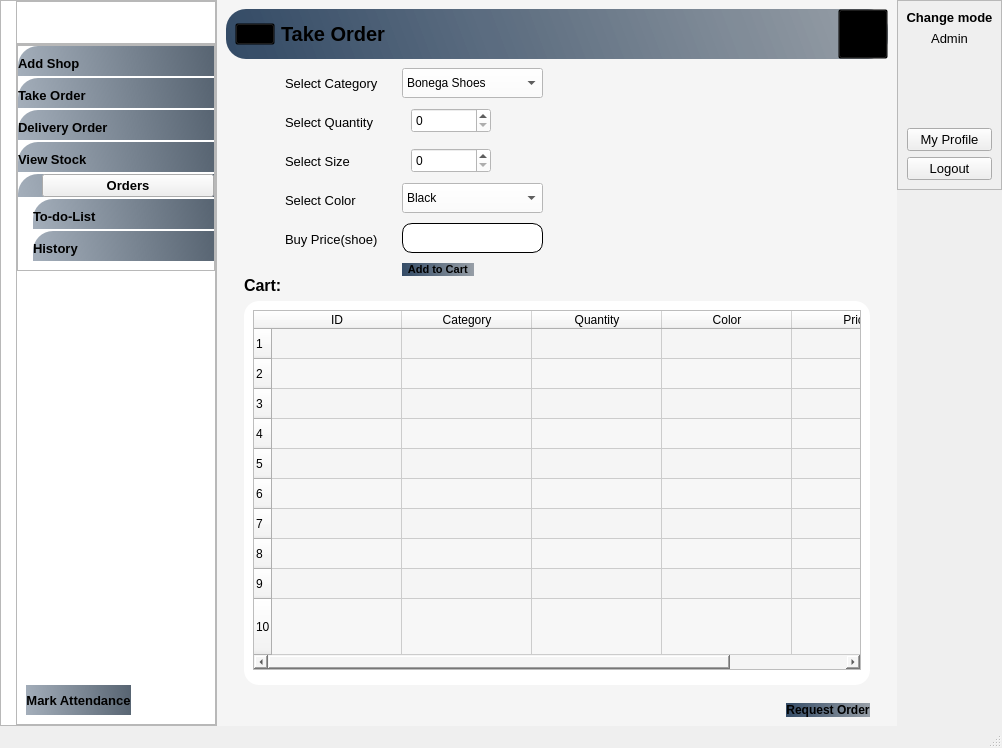
This is Rider.ui in mukarramdaniel/Distribution-System_Python as Qt 5 draws it before an edit. The edited form follows.
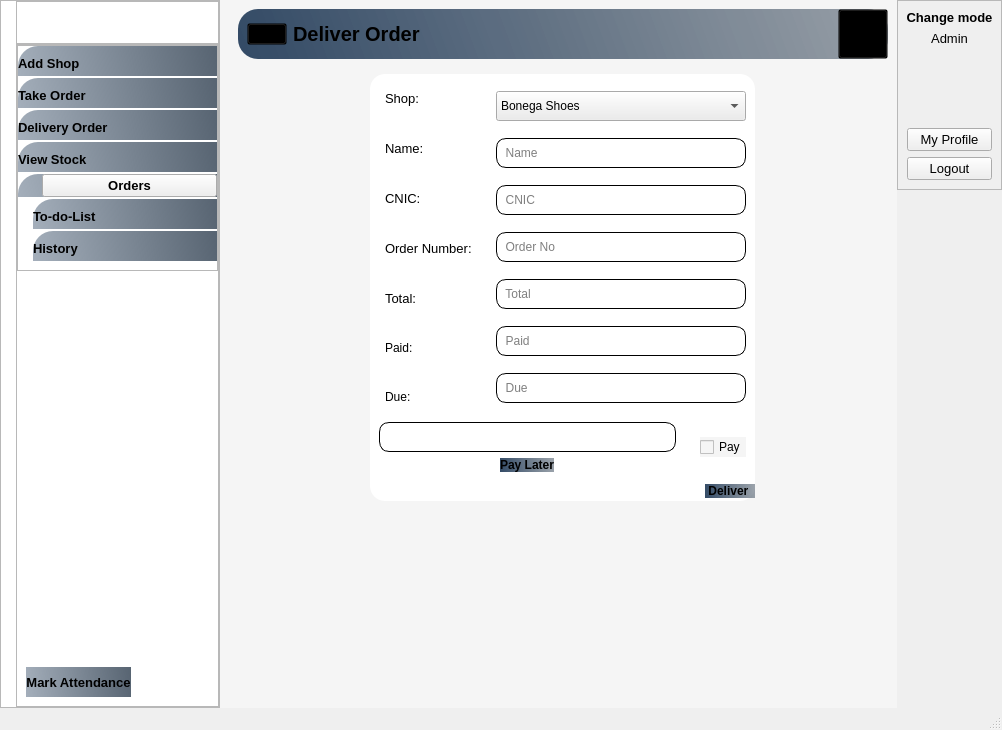
This is the edited form. The open tabs and pages were chosen to show the change. Icons and pictures are not drawn.

Diff of the .ui file:
```diff
--- a/Rider.ui
+++ b/Rider.ui
@@ -7,7 +7,7 @@
     <x>0</x>
     <y>0</y>
     <width>1002</width>
-    <height>748</height>
+    <height>730</height>
    </rect>
   </property>
   <property name="windowTitle">
@@ -593,9 +593,9 @@
        <number>1</number>
       </property>
       <property name="currentIndex">
-       <number>1</number>
+       <number>0</number>
       </property>
-      <widget class="QWidget" name="page_TakeOrder">
+      <widget class="QWidget" name="page_DeliverOrder">
        <property name="styleSheet">
         <string notr="true">*{
 background-color:#f5f5f5;
@@ -605,42 +605,45 @@
  border-radius: 20px;
 }
 
-#txt_PriceperShoes,#txt_PayableAmount{
+#txt_Due,#txt_Name_3,#txt_Cnic_3,#txt_OrderNumber,#txt_Total_2,#txt_Paid,#lineEdit_4{
 background-color:#fff;
 border-radius: 10px;
 border: 1px solid #000000
 }
-#btn_AddtoCart,#btn_RequestOrder{
+#btn_PayLater,#btn_Deliver{
 background-color:qlineargradient(spread:pad,x1:0,y1:0.505682,x2:1,y2:0.477,stop:0 rgba(20,47,78,219),stop:1 rgba(85,98,112,150));
  border-radius: 15px;
 }
-#widget_45,QLabel,QPushButton,#widget_46,#Table_BuyCart{
+#widget_45,QLabel,QPushButton,#widget_46,#Table_BuyCart,QFrame{
 background:transparent;
 }
 QComboBox,QSpinBox{
 background-color:#ffffff;
 }
-#widget_55{
-background-color:#ffffff;
+#widget_47{
+background-color:#fff;
  border-radius: 15px;
 }
-#btn_AddtoCart:hover,#btn_RequestOrder:hover{
+#btn_PayLater:hover,#btn_Deliver:hover{
 background-color:#ececec;
 }
 #accountBtn_7:hover{
 background-color:#ececec;
  border-radius: 20px;
+}
+#cmb_ShopName{
+background-color:#ececec;
 }</string>
        </property>
        <layout class="QHBoxLayout" name="horizontalLayout_65">
-        <item>
+        <item alignment="Qt::AlignTop">
          <widget class="QWidget" name="widget_44" native="true">
           <layout class="QVBoxLayout" name="verticalLayout_48">
            <property name="spacing">
-            <number>0</number>
+            <number>15</number>
            </property>
            <property name="leftMargin">
-            <number>0</number>
+            <number>9</number>
            </property>
            <property name="topMargin">
             <number>0</number>
@@ -649,7 +652,7 @@
             <number>0</number>
            </property>
            <property name="bottomMargin">
-            <number>0</number>
+            <number>9</number>
            </property>
            <item alignment="Qt::AlignTop">
             <widget class="QWidget" name="HeaderFrame_6" native="true">
@@ -708,7 +711,7 @@
                     </font>
                    </property>
                    <property name="text">
-                    <string>Take Order</string>
+                    <string>Deliver Order</string>
                    </property>
                   </widget>
                  </item>
@@ -762,23 +765,47 @@
              </layout>
             </widget>
            </item>
-           <item>
+           <item alignment="Qt::AlignHCenter">
             <widget class="QWidget" name="widget_47" native="true">
-             <layout class="QHBoxLayout" name="horizontalLayout_69">
+             <layout class="QVBoxLayout" name="verticalLayout_34">
+              <property name="spacing">
+               <number>0</number>
+              </property>
+              <property name="leftMargin">
+               <number>0</number>
+              </property>
               <property name="topMargin">
                <number>0</number>
               </property>
+              <property name="rightMargin">
+               <number>0</number>
+              </property>
               <property name="bottomMargin">
                <number>0</number>
               </property>
-              <item alignment="Qt::AlignHCenter|Qt::AlignTop">
-               <widget class="QWidget" name="widget_49" native="true">
+              <item>
+               <widget class="QFrame" name="frame_51">
+                <layout class="QHBoxLayout" name="horizontalLayout_19">
+                 <property name="leftMargin">
+                  <number>0</number>
+                 </property>
+                 <property name="topMargin">
+                  <number>0</number>
+                 </property>
+                 <property name="rightMargin">
+                  <number>0</number>
+                 </property>
+                 <property name="bottomMargin">
+                  <number>0</number>
+                 </property>
+                 <item>
+                  <widget class="QFrame" name="frame_49">
                 <layout class="QVBoxLayout" name="verticalLayout_49">
                  <property name="spacing">
-                  <number>24</number>
+                     <number>35</number>
                  </property>
                  <property name="leftMargin">
-                  <number>50</number>
+                     <number>15</number>
                  </property>
                  <property name="topMargin">
                   <number>17</number>
@@ -791,7 +818,7 @@
                     </font>
                    </property>
                    <property name="text">
-                    <string>Select Category</string>
+                       <string>Shop:</string>
                    </property>
                   </widget>
                  </item>
@@ -803,7 +830,7 @@
                     </font>
                    </property>
                    <property name="text">
-                    <string>Select Quantity</string>
+                       <string>Name:</string>
                    </property>
                   </widget>
                  </item>
@@ -815,7 +842,7 @@
                     </font>
                    </property>
                    <property name="text">
-                    <string>Select Size</string>
+                       <string>CNIC:</string>
                    </property>
                   </widget>
                  </item>
@@ -827,7 +854,7 @@
                     </font>
                    </property>
                    <property name="text">
-                    <string>Select Color</string>
+                       <string>Order Number:</string>
                    </property>
                   </widget>
                  </item>
@@ -839,7 +866,21 @@
                     </font>
                    </property>
                    <property name="text">
-                    <string>Buy Price(shoe)</string>
+                       <string>Total:</string>
+                      </property>
+                     </widget>
+                    </item>
+                    <item>
+                     <widget class="QLabel" name="label_48">
+                      <property name="text">
+                       <string>Paid:</string>
+                      </property>
+                     </widget>
+                    </item>
+                    <item>
+                     <widget class="QLabel" name="label_50">
+                      <property name="text">
+                       <string>Due:</string>
                    </property>
                   </widget>
                  </item>
@@ -847,16 +888,22 @@
                </widget>
               </item>
               <item>
-               <widget class="QWidget" name="widget_50" native="true">
+                  <widget class="QFrame" name="frame_50">
+                   <property name="sizePolicy">
+                    <sizepolicy hsizetype="Preferred" vsizetype="Preferred">
+                     <horstretch>0</horstretch>
+                     <verstretch>0</verstretch>
+                    </sizepolicy>
+                   </property>
                 <layout class="QVBoxLayout" name="verticalLayout_50">
                  <property name="spacing">
-                  <number>10</number>
+                     <number>9</number>
                  </property>
                  <property name="bottomMargin">
                   <number>0</number>
                  </property>
                  <item>
-                  <widget class="QComboBox" name="cmb_Category">
+                     <widget class="QComboBox" name="cmb_ShopName">
                    <property name="minimumSize">
                     <size>
                      <width>0</width>
@@ -940,73 +987,140 @@
                    </item>
                   </widget>
                  </item>
-                 <item alignment="Qt::AlignLeft|Qt::AlignTop">
-                  <widget class="QWidget" name="widget_52" native="true">
-                   <layout class="QVBoxLayout" name="verticalLayout_51">
-                    <property name="spacing">
-                     <number>15</number>
+                    <item>
+                     <widget class="QLineEdit" name="txt_Name_3">
+                      <property name="minimumSize">
+                       <size>
+                        <width>250</width>
+                        <height>30</height>
+                       </size>
+                      </property>
+                      <property name="readOnly">
+                       <bool>true</bool>
+                      </property>
+                      <property name="placeholderText">
+                       <string>  Name</string>
+                      </property>
+                     </widget>
+                    </item>
+                    <item>
+                     <widget class="QLineEdit" name="txt_Cnic_3">
+                      <property name="minimumSize">
+                       <size>
+                        <width>0</width>
+                        <height>30</height>
+                       </size>
+                      </property>
+                      <property name="readOnly">
+                       <bool>true</bool>
+                      </property>
+                      <property name="placeholderText">
+                       <string>  CNIC</string>
+                      </property>
+                     </widget>
+                    </item>
+                    <item>
+                     <widget class="QLineEdit" name="txt_OrderNumber">
+                      <property name="minimumSize">
+                       <size>
+                        <width>0</width>
+                        <height>30</height>
+                       </size>
+                      </property>
+                      <property name="readOnly">
+                       <bool>true</bool>
+                      </property>
+                      <property name="placeholderText">
+                       <string>  Order No</string>
+                      </property>
+                     </widget>
+                    </item>
+                    <item>
+                     <widget class="QLineEdit" name="txt_Total_2">
+                      <property name="minimumSize">
+                       <size>
+                        <width>0</width>
+                        <height>30</height>
+                       </size>
+                      </property>
+                      <property name="readOnly">
+                       <bool>true</bool>
+                      </property>
+                      <property name="placeholderText">
+                       <string>  Total</string>
+                      </property>
+                     </widget>
+                    </item>
+                    <item>
+                     <widget class="QLineEdit" name="txt_Paid">
+                      <property name="minimumSize">
+                       <size>
+                        <width>0</width>
+                        <height>30</height>
+                       </size>
+                      </property>
+                      <property name="readOnly">
+                       <bool>true</bool>
+                      </property>
+                      <property name="placeholderText">
+                       <string>  Paid</string>
+                      </property>
+                     </widget>
+                    </item>
+                    <item>
+                     <widget class="QLineEdit" name="txt_Due">
+                      <property name="minimumSize">
+                       <size>
+                        <width>0</width>
+                        <height>30</height>
+                       </size>
+                      </property>
+                      <property name="readOnly">
+                       <bool>true</bool>
+                      </property>
+                      <property name="placeholderText">
+                       <string>  Due</string>
+                      </property>
+                     </widget>
+                    </item>
+                   </layout>
+                  </widget>
+                 </item>
+                </layout>
+               </widget>
+              </item>
+              <item>
+               <widget class="QFrame" name="frame_48">
+                <property name="minimumSize">
+                 <size>
+                  <width>0</width>
+                  <height>0</height>
+                 </size>
+                </property>
+                <layout class="QHBoxLayout" name="horizontalLayout_20">
+                 <property name="leftMargin">
+                  <number>0</number>
                     </property>
                     <property name="topMargin">
                      <number>0</number>
                     </property>
+                 <property name="rightMargin">
+                  <number>0</number>
+                 </property>
                     <property name="bottomMargin">
                      <number>0</number>
                     </property>
                     <item>
-                     <widget class="QSpinBox" name="spb_Quantity">
+                  <widget class="QFrame" name="frame_52">
                       <property name="minimumSize">
                        <size>
-                        <width>80</width>
-                        <height>25</height>
-                       </size>
-                      </property>
-                     </widget>
-                    </item>
-                    <item>
-                     <widget class="QSpinBox" name="spb_Size">
-                      <property name="minimumSize">
-                       <size>
-                        <width>50</width>
-                        <height>25</height>
-                       </size>
-                      </property>
-                     </widget>
-                    </item>
-                   </layout>
-                  </widget>
-                 </item>
-                 <item>
-                  <widget class="QComboBox" name="cmb_Color">
-                   <property name="minimumSize">
-                    <size>
                      <width>0</width>
-                     <height>30</height>
+                     <height>20</height>
                     </size>
                    </property>
+                   <layout class="QVBoxLayout" name="verticalLayout_35">
                    <item>
-                    <property name="text">
-                     <string>Black</string>
-                    </property>
-                   </item>
-                   <item>
-                    <property name="text">
-                     <string>Red</string>
-                    </property>
-                   </item>
-                   <item>
-                    <property name="text">
-                     <string>White</string>
-                    </property>
-                   </item>
-                   <item>
-                    <property name="text">
-                     <string>Grey</string>
-                    </property>
-                   </item>
-                  </widget>
-                 </item>
-                 <item>
-                  <widget class="QLineEdit" name="txt_PriceperShoes">
+                     <widget class="QLineEdit" name="lineEdit_4">
                    <property name="minimumSize">
                     <size>
                      <width>0</width>
@@ -1015,21 +1129,20 @@
                    </property>
                   </widget>
                  </item>
-                 <item alignment="Qt::AlignLeft|Qt::AlignTop">
-                  <widget class="QPushButton" name="btn_AddtoCart">
+                    <item alignment="Qt::AlignHCenter">
+                     <widget class="QPushButton" name="btn_PayLater">
                    <property name="font">
                     <font>
-                     <pointsize>8</pointsize>
                      <weight>75</weight>
                      <bold>true</bold>
                     </font>
                    </property>
                    <property name="text">
-                    <string>  Add to Cart  </string>
+                       <string>Pay Later</string>
                    </property>
                    <property name="icon">
                     <iconset resource="Resource.qrc">
-                     <normaloff>:/White Icons/Graphics/featherBlack/shopping-cart.png</normaloff>:/White Icons/Graphics/featherBlack/shopping-cart.png</iconset>
+                        <normaloff>:/White Icons/Graphics/featherBlack/wallet.png</normaloff>:/White Icons/Graphics/featherBlack/wallet.png</iconset>
                    </property>
                    <property name="iconSize">
                     <size>
@@ -1043,151 +1156,44 @@
                </widget>
               </item>
               <item>
-               <widget class="QWidget" name="widget_51" native="true">
-                <layout class="QHBoxLayout" name="horizontalLayout_70">
+                  <widget class="QFrame" name="frame_53">
+                   <layout class="QHBoxLayout" name="horizontalLayout_21">
                  <item>
-                  <spacer name="horizontalSpacer_9">
-                   <property name="orientation">
-                    <enum>Qt::Horizontal</enum>
-                   </property>
-                   <property name="sizeHint" stdset="0">
+                     <widget class="QCheckBox" name="checkBox">
+                      <property name="text">
+                       <string>Pay</string>
+                      </property>
+                     </widget>
+                    </item>
+                   </layout>
+                  </widget>
+                 </item>
+                </layout>
+               </widget>
+              </item>
+              <item>
+               <widget class="QFrame" name="frame_54">
+                <property name="minimumSize">
                     <size>
-                     <width>303</width>
+                  <width>0</width>
                      <height>20</height>
                     </size>
                    </property>
-                  </spacer>
-                 </item>
-                </layout>
-               </widget>
-              </item>
-             </layout>
-            </widget>
-           </item>
-           <item>
-            <widget class="QWidget" name="widget_48" native="true">
-             <layout class="QVBoxLayout" name="verticalLayout_52">
-              <property name="spacing">
-               <number>0</number>
-              </property>
-              <property name="topMargin">
-               <number>0</number>
-              </property>
-              <property name="bottomMargin">
-               <number>0</number>
-              </property>
-              <item>
-               <widget class="QWidget" name="widget_53" native="true">
-                <layout class="QVBoxLayout" name="verticalLayout_53">
+                <layout class="QHBoxLayout" name="horizontalLayout_22">
                  <property name="leftMargin">
-                  <number>9</number>
+                  <number>0</number>
                  </property>
                  <property name="topMargin">
                   <number>0</number>
                  </property>
                  <property name="rightMargin">
-                  <number>9</number>
+                  <number>0</number>
                  </property>
                  <property name="bottomMargin">
-                  <number>9</number>
+                  <number>0</number>
                  </property>
-                 <item>
-                  <widget class="QLabel" name="label_48">
-                   <property name="font">
-                    <font>
-                     <pointsize>12</pointsize>
-                     <weight>75</weight>
-                     <bold>true</bold>
-                    </font>
-                   </property>
-                   <property name="text">
-                    <string>Cart:</string>
-                   </property>
-                  </widget>
-                 </item>
-                 <item>
-                  <widget class="QWidget" name="widget_55" native="true">
-                   <layout class="QGridLayout" name="gridLayout">
-                    <property name="bottomMargin">
-                     <number>15</number>
-                    </property>
-                    <item row="0" column="0">
-                     <widget class="QTableWidget" name="Table_BuyCartStock">
-                      <property name="autoFillBackground">
-                       <bool>true</bool>
-                      </property>
-                      <property name="autoScrollMargin">
-                       <number>16</number>
-                      </property>
-                      <property name="alternatingRowColors">
-                       <bool>true</bool>
-                      </property>
-                      <property name="rowCount">
-                       <number>10</number>
-                      </property>
-                      <attribute name="horizontalHeaderDefaultSectionSize">
-                       <number>130</number>
-                      </attribute>
-                      <attribute name="horizontalHeaderStretchLastSection">
-                       <bool>false</bool>
-                      </attribute>
-                      <attribute name="verticalHeaderStretchLastSection">
-                       <bool>true</bool>
-                      </attribute>
-                      <row/>
-                      <row/>
-                      <row/>
-                      <row/>
-                      <row/>
-                      <row/>
-                      <row/>
-                      <row/>
-                      <row/>
-                      <row/>
-                      <column>
-                       <property name="text">
-                        <string>ID</string>
-                       </property>
-                      </column>
-                      <column>
-                       <property name="text">
-                        <string>Category</string>
-                       </property>
-                      </column>
-                      <column>
-                       <property name="text">
-                        <string>Quantity</string>
-                       </property>
-                      </column>
-                      <column>
-                       <property name="text">
-                        <string>Color</string>
-                       </property>
-                      </column>
-                      <column>
-                       <property name="text">
-                        <string>Price</string>
-                       </property>
-                      </column>
-                     </widget>
-                    </item>
-                   </layout>
-                  </widget>
-                 </item>
-                </layout>
-               </widget>
-              </item>
               <item alignment="Qt::AlignRight">
-               <widget class="QWidget" name="widget_54" native="true">
-                <layout class="QVBoxLayout" name="verticalLayout_55">
-                 <property name="topMargin">
-                  <number>9</number>
-                 </property>
-                 <property name="bottomMargin">
-                  <number>0</number>
-                 </property>
-                 <item>
-                  <widget class="QPushButton" name="btn_RequestOrder">
+                  <widget class="QPushButton" name="btn_Deliver">
                    <property name="font">
                     <font>
                      <weight>75</weight>
@@ -1195,11 +1201,11 @@
                     </font>
                    </property>
                    <property name="text">
-                    <string>Request Order</string>
+                    <string> Deliver  </string>
                    </property>
                    <property name="icon">
                     <iconset resource="Resource.qrc">
-                     <normaloff>:/White Icons/Graphics/featherBlack/checkout.png</normaloff>:/White Icons/Graphics/featherBlack/checkout.png</iconset>
+                     <normaloff>:/White Icons/Graphics/featherBlack/fast-delivery.png</normaloff>:/White Icons/Graphics/featherBlack/fast-delivery.png</iconset>
                    </property>
                    <property name="iconSize">
                     <size>
@@ -2537,7 +2543,7 @@
                     <bool>true</bool>
                    </property>
                    <property name="rowCount">
-                    <number>10</number>
+                    <number>0</number>
                    </property>
                    <attribute name="horizontalHeaderStretchLastSection">
                     <bool>true</bool>
@@ -2545,16 +2551,6 @@
                    <attribute name="verticalHeaderStretchLastSection">
                     <bool>true</bool>
                    </attribute>
-                   <row/>
-                   <row/>
-                   <row/>
-                   <row/>
-                   <row/>
-                   <row/>
-                   <row/>
-                   <row/>
-                   <row/>
-                   <row/>
                    <column>
                     <property name="text">
                      <string>ID</string>
@@ -2579,7 +2575,18 @@
                    </column>
                    <column>
                     <property name="text">
-                     <string>Buying Price</string>
+                     <string>Name</string>
+                    </property>
+                    <property name="font">
+                     <font>
+                      <weight>75</weight>
+                      <bold>true</bold>
+                     </font>
+                    </property>
+                   </column>
+                   <column>
+                    <property name="text">
+                     <string>Available</string>
                     </property>
                     <property name="font">
                      <font>
@@ -2599,52 +2606,39 @@
                      </font>
                     </property>
                    </column>
-                  </widget>
-                 </item>
-                </layout>
-               </widget>
-              </item>
-              <item alignment="Qt::AlignLeft">
-               <widget class="QWidget" name="widget_68" native="true">
-                <layout class="QHBoxLayout" name="horizontalLayout_80">
-                 <property name="spacing">
-                  <number>30</number>
-                 </property>
-                 <item>
-                  <widget class="QLabel" name="label_51">
+                   <column>
+                    <property name="text">
+                     <string>Availability</string>
+                    </property>
                    <property name="font">
                     <font>
-                     <pointsize>10</pointsize>
                      <weight>75</weight>
                      <bold>true</bold>
                     </font>
                    </property>
+                   </column>
+                   <column>
                    <property name="text">
-                    <string>Select Product:</string>
-                   </property>
-                  </widget>
-                 </item>
-                 <item>
-                  <widget class="QPushButton" name="btn_Performance_Graph">
+                     <string>Size</string>
+                    </property>
                    <property name="font">
                     <font>
                      <weight>75</weight>
                      <bold>true</bold>
                     </font>
                    </property>
+                   </column>
+                   <column>
                    <property name="text">
-                    <string>Performance Graph</string>
-                   </property>
-                   <property name="icon">
-                    <iconset resource="Resource.qrc">
-                     <normaloff>:/White Icons/Graphics/featherBlack/sales.png</normaloff>:/White Icons/Graphics/featherBlack/sales.png</iconset>
-                   </property>
-                   <property name="iconSize">
-                    <size>
-                     <width>20</width>
-                     <height>20</height>
-                    </size>
-                   </property>
+                     <string>Color</string>
+                    </property>
+                    <property name="font">
+                     <font>
+                      <weight>75</weight>
+                      <bold>true</bold>
+                     </font>
+                    </property>
+                   </column>
                   </widget>
                  </item>
                 </layout>
@@ -3761,7 +3755,7 @@
                     </font>
                    </property>
                    <property name="text">
-                    <string> Add Client </string>
+                    <string> Add Shop  </string>
                    </property>
                    <property name="icon">
                     <iconset resource="Resource.qrc">
@@ -3919,16 +3913,25 @@
                <widget class="QWidget" name="widget_18" native="true">
                 <layout class="QVBoxLayout" name="verticalLayout_17">
                  <item>
-                  <widget class="QTableWidget" name="tableWidget">
+                  <widget class="QTableWidget" name="tableWidget_History">
+                   <property name="alternatingRowColors">
+                    <bool>true</bool>
+                   </property>
                    <property name="gridStyle">
                     <enum>Qt::DashDotLine</enum>
                    </property>
+                   <property name="rowCount">
+                    <number>0</number>
+                   </property>
+                   <property name="columnCount">
+                    <number>7</number>
+                   </property>
                    <attribute name="horizontalHeaderStretchLastSection">
                     <bool>true</bool>
                    </attribute>
                    <column>
                     <property name="text">
-                     <string>Product ID</string>
+                     <string>ID</string>
                     </property>
                     <property name="font">
                      <font>
@@ -3939,7 +3942,7 @@
                    </column>
                    <column>
                     <property name="text">
-                     <string>Category</string>
+                     <string>Client Name</string>
                     </property>
                     <property name="font">
                      <font>
@@ -3950,7 +3953,7 @@
                    </column>
                    <column>
                     <property name="text">
-                     <string>Quantity</string>
+                     <string>Order No</string>
                     </property>
                     <property name="font">
                      <font>
@@ -3961,7 +3964,7 @@
                    </column>
                    <column>
                     <property name="text">
-                     <string>Total Amount</string>
+                     <string>Delivered Date </string>
                     </property>
                     <property name="font">
                      <font>
@@ -3972,7 +3975,7 @@
                    </column>
                    <column>
                     <property name="text">
-                     <string>Order Date</string>
+                     <string>Location</string>
                     </property>
                     <property name="font">
                      <font>
@@ -3983,7 +3986,18 @@
                    </column>
                    <column>
                     <property name="text">
-                     <string>Delivery Date</string>
+                     <string>Status</string>
+                    </property>
+                    <property name="font">
+                     <font>
+                      <weight>75</weight>
+                      <bold>true</bold>
+                     </font>
+                    </property>
+                   </column>
+                   <column>
+                    <property name="text">
+                     <string>Amont</string>
                     </property>
                     <property name="font">
                      <font>
```
Lines whose indentation alone changed are shown as unchanged.
